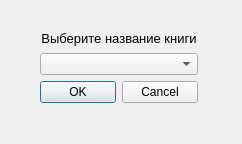
This is UI/deleteBook.ui in Klef99/yandexlyceum-pyqt as Qt 5 draws it before an edit. The edited form follows.
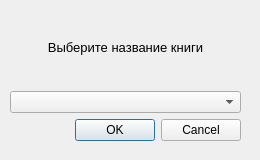
This is the edited form. Icons and pictures are not drawn.

Patch:
```diff
--- a/UI/deleteBook.ui
+++ b/UI/deleteBook.ui
@@ -6,8 +6,8 @@
    <rect>
     <x>0</x>
     <y>0</y>
-    <width>242</width>
-    <height>144</height>
+    <width>260</width>
+    <height>160</height>
    </rect>
   </property>
   <property name="windowTitle">
@@ -20,10 +20,10 @@
   <widget class="QWidget" name="layoutWidget">
    <property name="geometry">
     <rect>
-     <x>40</x>
-     <y>30</y>
-     <width>158</width>
-     <height>73</height>
+     <x>10</x>
+     <y>10</y>
+     <width>231</width>
+     <height>131</height>
     </rect>
    </property>
    <layout class="QVBoxLayout" name="verticalLayout">
```
